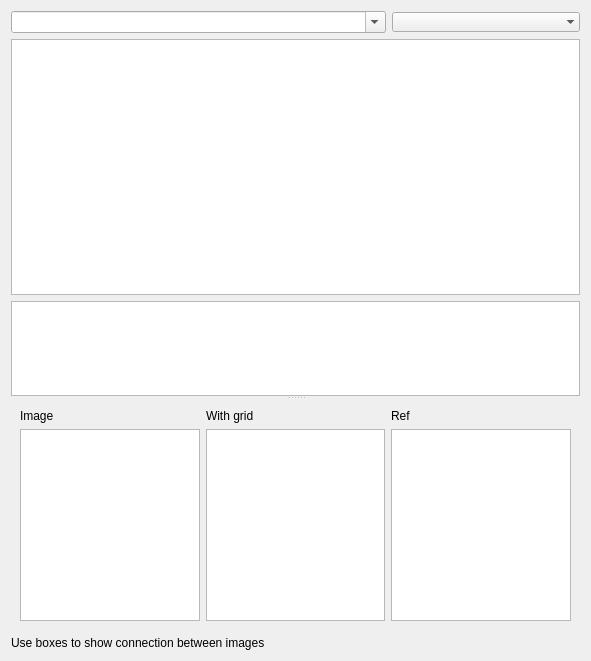
The window that snowimagerpro/app/plugins/image_processor/ui/explr.ui (lbmnky/SnowImagerPro) describes before a commit, drawn with Qt 5.
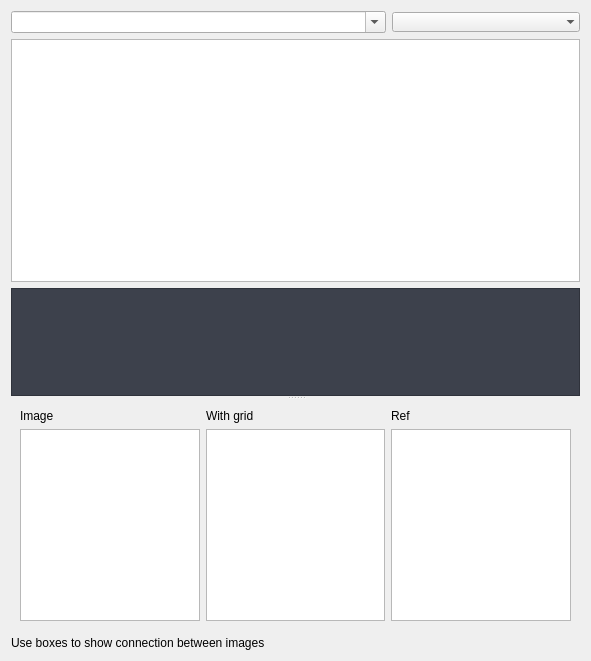
The same window after the commit.

Commit message: Enhance UI layout and styling: adjust widget stretches, add new checkboxes, and update styles for better visibility

What changed in the file:
```diff
--- a/snowimagerpro/app/plugins/image_processor/ui/explr.ui
+++ b/snowimagerpro/app/plugins/image_processor/ui/explr.ui
@@ -32,7 +32,7 @@
         <verstretch>2</verstretch>
        </sizepolicy>
       </property>
-      <layout class="QVBoxLayout" name="verticalLayout_2" stretch="3,1">
+      <layout class="QVBoxLayout" name="verticalLayout_2" stretch="5,2">
        <property name="leftMargin">
         <number>0</number>
        </property>
@@ -46,7 +46,7 @@
         <number>0</number>
        </property>
        <item>
-        <layout class="QGridLayout" name="gridLayout" columnstretch="1,1,1">
+        <layout class="QGridLayout" name="gridLayout" rowstretch="0,0" columnstretch="1,1,1">
          <item row="0" column="2">
           <widget class="QComboBox" name="comboBox_2">
            <property name="maximumSize">
@@ -93,6 +93,9 @@
        </item>
        <item>
         <widget class="QTextEdit" name="show_meta">
+         <property name="styleSheet">
+          <string notr="true">background-color: rgb(61, 65, 76);</string>
+         </property>
          <property name="readOnly">
           <bool>true</bool>
          </property>
```
The commit also changes 5 other files.
